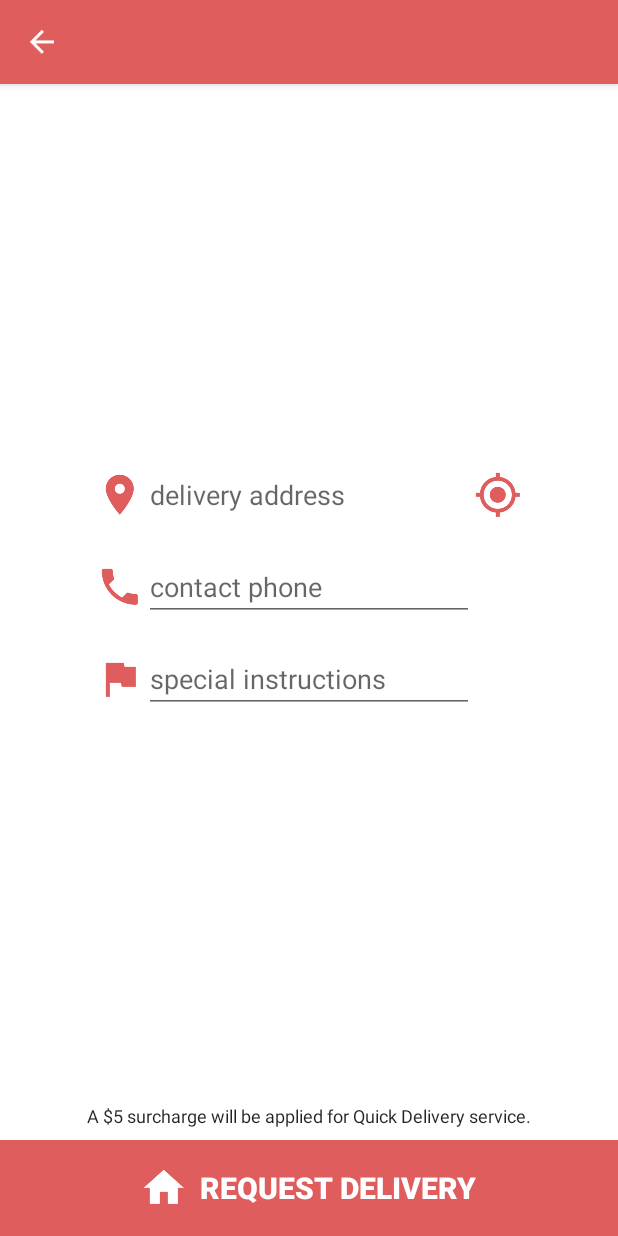
After one commit to tbarsbay/QuickShoppie-Designs, an Android app: the DeliveryActivity screen opened directly, with no data from a screen before it, on a phone screen of 412 x 824 dp. The commit adds this screen. Run offline under Robolectric (Android 15) with nearby library versions, the phone set to English and light mode, and no system bars.

Commit message:
Testing gitignore

```diff
--- a/app/src/main/AndroidManifest.xml
+++ b/app/src/main/AndroidManifest.xml
@@ -55,6 +55,10 @@
             android:name=".SignUpActivity"
             android:label="@string/title_activity_sign_up" >
         </activity>
+        <activity
+            android:name=".DeliveryActivity"
+            android:label="@string/title_activity_delivery" >
+        </activity>
     </application>
 
 </manifest>
--- a/app/src/main/java/com/tamerbarsbay/quickshoppiedesigns/CartActivity.java
+++ b/app/src/main/java/com/tamerbarsbay/quickshoppiedesigns/CartActivity.java
@@ -1,10 +1,12 @@
 package com.tamerbarsbay.quickshoppiedesigns;
 
+import android.content.Intent;
 import android.os.Bundle;
 import android.view.Menu;
 import android.view.MenuItem;
 import android.view.View;
 import android.view.ViewGroup;
+import android.widget.LinearLayout;
 import android.widget.TextView;
 
 import com.tamerbarsbay.quickshoppiedesigns.model.CartItem;
@@ -58,6 +60,14 @@ public class CartActivity extends BaseActivity {
         totalText.setText("$" + df.format(total));
 
         createCartItems();
+
+        LinearLayout deliverLayout = (LinearLayout) findViewById(R.id.cart_layout_deliver);
+        deliverLayout.setOnClickListener(new View.OnClickListener() {
+            @Override
+            public void onClick(View v) {
+                startActivity(new Intent(getBaseContext(), DeliveryActivity.class));
+            }
+        });
     }
 
     private void createCartItems() {
--- /dev/null
+++ b/app/src/main/java/com/tamerbarsbay/quickshoppiedesigns/DeliveryActivity.java
@@ -0,0 +1,55 @@
+package com.tamerbarsbay.quickshoppiedesigns;
+
+import android.os.Bundle;
+import android.support.v7.widget.Toolbar;
+import android.view.Menu;
+import android.view.MenuItem;
+import android.view.View;
+
+
+public class DeliveryActivity extends BaseActivity {
+
+    @Override
+    protected void onCreate(Bundle savedInstanceState) {
+        super.onCreate(savedInstanceState);
+        setContentView(R.layout.activity_delivery);
+        setupToolbar();
+    }
+
+
+    @Override
+    public boolean onCreateOptionsMenu(Menu menu) {
+        // Inflate the menu; this adds items to the action bar if it is present.
+        getMenuInflater().inflate(R.menu.menu_delivery, menu);
+        return true;
+    }
+
+    @Override
+    public boolean onOptionsItemSelected(MenuItem item) {
+        // Handle action bar item clicks here. The action bar will
+        // automatically handle clicks on the Home/Up button, so long
+        // as you specify a parent activity in AndroidManifest.xml.
+        int id = item.getItemId();
+
+        //noinspection SimplifiableIfStatement
+        if (id == R.id.action_settings) {
+            return true;
+        }
+
+        return super.onOptionsItemSelected(item);
+    }
+
+    private void setupToolbar() {
+        final Toolbar toolbar = getActionBarToolbar();
+        toolbar.setTitle("");
+        toolbar.setNavigationIcon(R.drawable.arrow_left_large_white);
+        toolbar.setNavigationOnClickListener(new View.OnClickListener() {
+
+            @Override
+            public void onClick(View v) {
+                finish();
+            }
+        });
+        getSupportActionBar().setTitle("");
+    }
+}
--- a/app/src/main/res/layout/activity_cart.xml
+++ b/app/src/main/res/layout/activity_cart.xml
@@ -176,7 +176,6 @@
         </ScrollView>
 
         <LinearLayout
-            android:id="@+id/cart_layout_deliver"
             android:layout_width="match_parent"
             android:layout_height="88dp"
             android:orientation="horizontal"
@@ -210,6 +209,7 @@
             </LinearLayout>
 
             <LinearLayout
+                android:id="@+id/cart_layout_deliver"
                 android:layout_width="0dp"
                 android:layout_height="wrap_content"
                 android:orientation="vertical"
--- /dev/null
+++ b/app/src/main/res/layout/activity_delivery.xml
@@ -0,0 +1,151 @@
+<LinearLayout xmlns:android="http://schemas.android.com/apk/res/android"
+    xmlns:tools="http://schemas.android.com/tools" android:layout_width="match_parent"
+    android:layout_height="match_parent"
+    tools:context="com.tamerbarsbay.quickshoppiedesigns.DeliveryActivity"
+    android:background="@color/white"
+    android:orientation="vertical"
+    android:gravity="center">
+
+    <include layout="@layout/toolbar_header" />
+
+    <LinearLayout
+        android:layout_width="match_parent"
+        android:layout_height="0dp"
+        android:layout_weight="1"
+        android:orientation="vertical"
+        android:gravity="center">
+
+        <LinearLayout
+            android:id="@+id/deliver_address"
+            android:layout_width="match_parent"
+            android:layout_height="wrap_content"
+            android:orientation="horizontal"
+            android:padding="8dp"
+            android:gravity="center">
+
+            <ImageView
+                android:layout_width="wrap_content"
+                android:layout_height="wrap_content"
+                android:src="@drawable/place"
+                android:tint="@color/primary" />
+
+            <EditText
+                android:layout_width="220dp"
+                android:layout_height="wrap_content"
+                android:hint="delivery address" />
+
+            <ImageView
+                android:layout_width="wrap_content"
+                android:layout_height="wrap_content"
+                android:src="@drawable/gps"
+                android:tint="@color/primary"/>
+
+        </LinearLayout>
+
+        <LinearLayout
+            android:id="@+id/deliver_phone"
+            android:layout_width="match_parent"
+            android:layout_height="wrap_content"
+            android:orientation="horizontal"
+            android:padding="8dp"
+            android:gravity="center"
+            android:layout_below="@id/deliver_address">
+
+            <ImageView
+                android:layout_width="wrap_content"
+                android:layout_height="wrap_content"
+                android:src="@drawable/phone"
+                android:tint="@color/primary" />
+
+            <EditText
+                android:layout_width="220dp"
+                android:layout_height="wrap_content"
+                android:hint="contact phone" />
+
+            <ImageView
+                android:layout_width="wrap_content"
+                android:layout_height="wrap_content"
+                android:src="@drawable/gps"
+                android:visibility="invisible"/>
+
+        </LinearLayout>
+
+        <LinearLayout
+            android:id="@+id/deliver_instructions"
+            android:layout_width="match_parent"
+            android:layout_height="wrap_content"
+            android:orientation="horizontal"
+            android:padding="8dp"
+            android:layout_gravity="center_horizontal"
+            android:layout_below="@id/deliver_phone"
+            android:gravity="center">
+
+            <ImageView
+                android:layout_width="wrap_content"
+                android:layout_height="wrap_content"
+                android:src="@drawable/flag"
+                android:tint="@color/primary" />
+
+            <EditText
+                android:layout_width="220dp"
+                android:layout_height="wrap_content"
+                android:inputType="textMultiLine"
+                android:ems="10"
+                android:hint="special instructions" />
+
+            <ImageView
+                android:layout_width="wrap_content"
+                android:layout_height="wrap_content"
+                android:src="@drawable/gps"
+                android:visibility="invisible"/>
+
+        </LinearLayout>
+
+    </LinearLayout>
+
+    <LinearLayout
+        android:layout_width="match_parent"
+        android:layout_height="wrap_content"
+        android:orientation="horizontal"
+        android:padding="8dp"
+        android:layout_gravity="center_horizontal"
+        android:gravity="center">
+
+        <TextView
+            android:layout_width="wrap_content"
+            android:layout_height="wrap_content"
+            android:text="A $5 surcharge will be applied for Quick Delivery service."
+            android:textSize="12sp"
+            android:textColor="@color/black"
+            android:alpha=".87"/>
+
+    </LinearLayout>
+
+    <LinearLayout
+        android:layout_width="match_parent"
+        android:layout_height="wrap_content"
+        android:orientation="horizontal"
+        android:padding="8dp"
+        android:layout_gravity="center_horizontal"
+        android:gravity="center"
+        android:background="@color/primary">
+
+        <ImageView
+            android:layout_width="wrap_content"
+            android:layout_height="wrap_content"
+            android:src="@drawable/home"
+            android:tint="@color/white"
+            android:layout_marginRight="8dp"/>
+
+        <Button
+            android:layout_width="wrap_content"
+            android:layout_height="wrap_content"
+            android:text="REQUEST DELIVERY"
+            android:textSize="20sp"
+            android:textColor="@color/white"
+            android:textStyle="bold"
+            android:background="@android:color/transparent"/>
+
+    </LinearLayout>
+
+</LinearLayout>
--- /dev/null
+++ b/app/src/main/res/menu/menu_delivery.xml
@@ -0,0 +1,5 @@
+<menu xmlns:android="http://schemas.android.com/apk/res/android"
+    xmlns:app="http://schemas.android.com/apk/res-auto"
+    xmlns:tools="http://schemas.android.com/tools"
+    tools:context="com.tamerbarsbay.quickshoppiedesigns.DeliveryActivity">
+</menu>
--- a/app/src/main/res/values/strings.xml
+++ b/app/src/main/res/values/strings.xml
@@ -40,5 +40,6 @@
     </string-array>
 
     <string name="title_activity_sign_up">SignUpActivity</string>
+    <string name="title_activity_delivery">DeliveryActivity</string>
 
 </resources>
```
Also changed, not shown: app/src/main/res/drawable-xxhdpi/flag.png (added), 4 other files.
